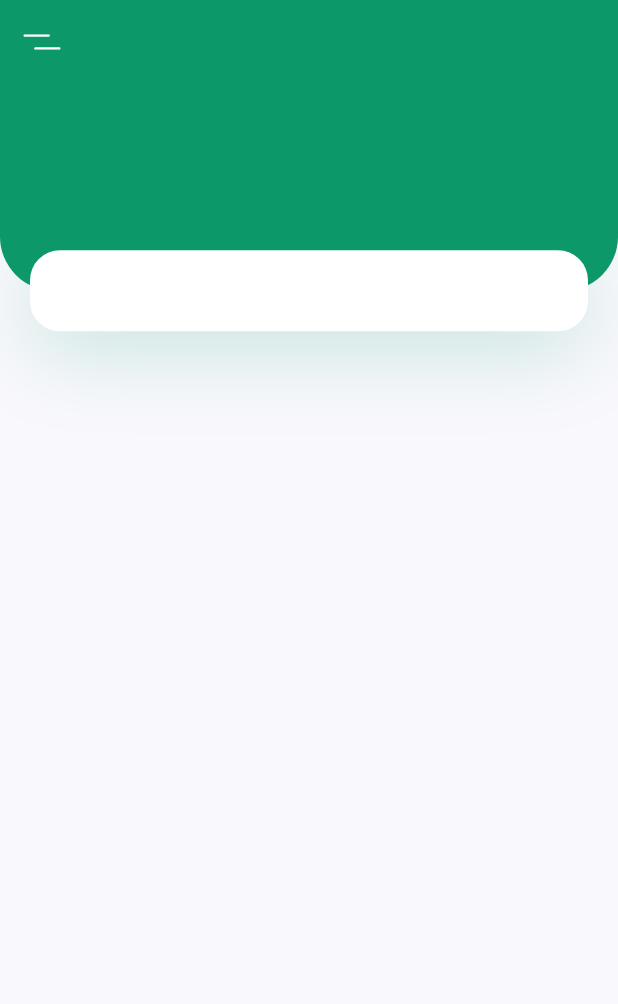
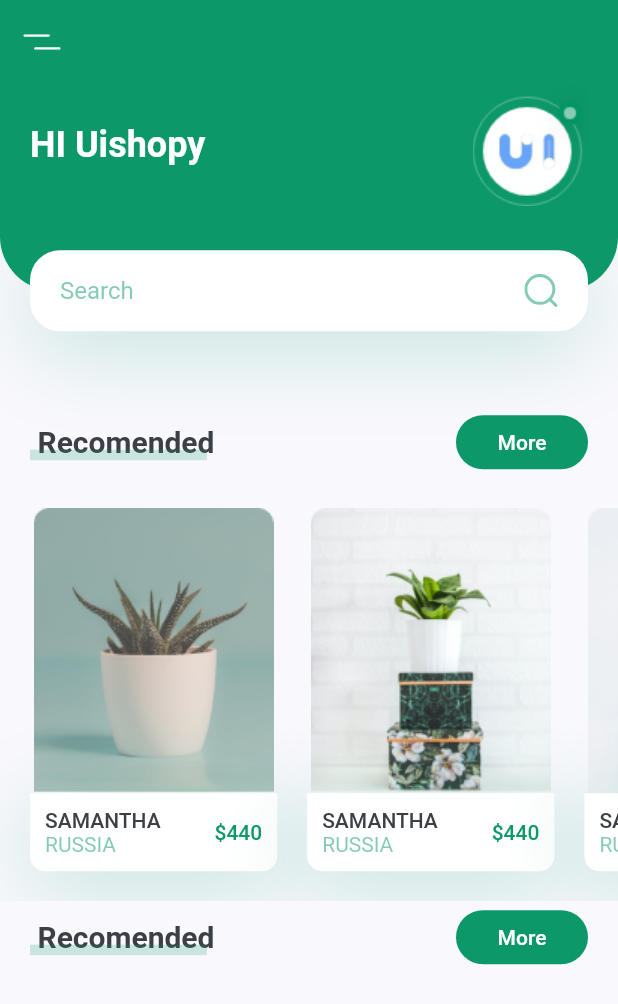
Before and after one commit to nguyencongchien1303/Flutter, a Flutter app: the screen it shows after launch, on a phone screen of 412 x 824 dp. Shown: the top 1004 px of the screen. Run offline on Flutter 3.47's test engine with Material 2 defaults, Android fonts, the phone set to English and light mode, and no system bars; our stand-ins replace flutter_svg.

Commit message:
push code

```diff
--- a/plant_app/lib/screens/home/components/body.dart
+++ b/plant_app/lib/screens/home/components/body.dart
@@ -1,5 +1,8 @@
 import 'package:flutter/material.dart';
 import 'package:plant_app/constant.dart';
+import 'header_with_searchbox.dart';
+import 'recomend_plants.dart';
+import 'title_with_more_btn.dart';
 
 class Body extends StatelessWidget {
   const Body({Key key}) : super(key: key);
@@ -7,40 +10,21 @@ class Body extends StatelessWidget {
   @override
   Widget build(BuildContext context) {
     Size size = MediaQuery.of(context).size;
-    return Column(
-      children: [
-        Container(
-            height: size.height * 0.2,
-            child: Stack(
-              children: [
-                Container(
-                  height: size.height * 0.2 - 27,
-                  decoration: BoxDecoration(
-                      color: kPrimaryColor,
-                      borderRadius: BorderRadius.only(
-                          bottomLeft: Radius.circular(36),
-                          bottomRight: Radius.circular(36))),
-                ),
-                Positioned(
-                    bottom: 0,
-                    left: 0,
-                    right: 0,
-                    child: Container(
-                      margin: EdgeInsets.symmetric(horizontal: kDefaultPadding),
-                      height: 54,
-                      decoration: BoxDecoration(
-                          color: Colors.white,
-                          borderRadius: BorderRadius.circular(20),
-                          boxShadow: [
-                            BoxShadow(
-                                offset: Offset(0, 10),
-                                blurRadius: 50,
-                                color: kPrimaryColor.withOpacity(0.23))
-                          ]),
-                    ))
-              ],
-            )),
-      ],
+    return SingleChildScrollView(
+      child: Column(
+        children: [
+          HeaderWithSearchBox(size: size),
+          TitleWithMoreBtn(
+            text: "Recomended",
+            press: () {},
+          ),
+          RecomendsPlants(),
+          TitleWithMoreBtn(
+            text: "Recomended",
+            press: () {},
+          ),
+        ],
+      ),
     );
   }
 }
--- /dev/null
+++ b/plant_app/lib/screens/home/components/header_with_searchbox.dart
@@ -0,0 +1,80 @@
+import 'package:flutter/material.dart';
+import 'package:flutter_svg/svg.dart';
+
+import '../../../constant.dart';
+
+class HeaderWithSearchBox extends StatelessWidget {
+  const HeaderWithSearchBox({
+    Key key,
+    @required this.size,
+  }) : super(key: key);
+
+  final Size size;
+
+  @override
+  Widget build(BuildContext context) {
+    return Container(
+        margin: EdgeInsets.only(bottom: kDefaultPadding * 2.5),
+        height: size.height * 0.2,
+        child: Stack(
+          children: [
+            Container(
+              padding: EdgeInsets.only(
+                  right: kDefaultPadding,
+                  left: kDefaultPadding,
+                  bottom: 36 + kDefaultPadding),
+              height: size.height * 0.2 - 27,
+              decoration: BoxDecoration(
+                  color: kPrimaryColor,
+                  borderRadius: BorderRadius.only(
+                      bottomLeft: Radius.circular(36),
+                      bottomRight: Radius.circular(36))),
+              child: Row(
+                children: [
+                  Text(
+                    "HI Uishopy",
+                    style: Theme.of(context).textTheme.headline5.copyWith(
+                        color: Colors.white, fontWeight: FontWeight.bold),
+                  ),
+                  Spacer(),
+                  Image.asset("assets/images/logo.png")
+                ],
+              ),
+            ),
+            Positioned(
+                bottom: 0,
+                left: 0,
+                right: 0,
+                child: Container(
+                    alignment: Alignment.center,
+                    margin: EdgeInsets.symmetric(horizontal: kDefaultPadding),
+                    padding: EdgeInsets.symmetric(horizontal: kDefaultPadding),
+                    height: 54,
+                    decoration: BoxDecoration(
+                        color: Colors.white,
+                        borderRadius: BorderRadius.circular(20),
+                        boxShadow: [
+                          BoxShadow(
+                              offset: Offset(0, 10),
+                              blurRadius: 50,
+                              color: kPrimaryColor.withOpacity(0.23))
+                        ]),
+                    child: Row(
+                      children: [
+                        Expanded(
+                          child: TextField(
+                            decoration: InputDecoration(
+                                hintText: "Search",
+                                hintStyle: TextStyle(
+                                    color: kPrimaryColor.withOpacity(0.5)),
+                                enabledBorder: InputBorder.none,
+                                focusedBorder: InputBorder.none),
+                          ),
+                        ),
+                        SvgPicture.asset("assets/icons/search.svg")
+                      ],
+                    )))
+          ],
+        ));
+  }
+}
--- /dev/null
+++ b/plant_app/lib/screens/home/components/recomend_plants.dart
@@ -0,0 +1,103 @@
+import 'package:flutter/material.dart';
+
+import '../../../constant.dart';
+
+class RecomendsPlants extends StatelessWidget {
+  const RecomendsPlants({
+    Key key,
+  }) : super(key: key);
+
+  @override
+  Widget build(BuildContext context) {
+    return SingleChildScrollView(
+      scrollDirection: Axis.horizontal,
+      child: Row(
+        children: [
+          RecomendPlantCard(
+            image: "assets/images/image_1.png",
+            title: "Samantha",
+            country: "Russia",
+            price: 440,
+          ),
+          RecomendPlantCard(
+            image: "assets/images/image_2.png",
+            title: "Samantha",
+            country: "Russia",
+            price: 440,
+          ),
+          RecomendPlantCard(
+            image: "assets/images/image_3.png",
+            title: "Samantha",
+            country: "Russia",
+            price: 440,
+          ),
+        ],
+      ),
+    );
+  }
+}
+
+class RecomendPlantCard extends StatelessWidget {
+  final String image, title, country;
+  final int price;
+  final Function press;
+  const RecomendPlantCard({
+    Key key,
+    this.image,
+    this.title,
+    this.country,
+    this.price,
+    this.press,
+  }) : super(key: key);
+
+  @override
+  Widget build(BuildContext context) {
+    Size size = MediaQuery.of(context).size;
+    return Container(
+      margin: EdgeInsets.only(
+          left: kDefaultPadding, top: kDefaultPadding, bottom: kDefaultPadding),
+      width: size.width * 0.4,
+      child: Column(
+        children: [
+          Image.asset(image),
+          GestureDetector(
+            onTap: press,
+            child: Container(
+              padding: EdgeInsets.all((kDefaultPadding / 2)),
+              decoration: BoxDecoration(
+                  color: Colors.white,
+                  borderRadius: BorderRadius.only(
+                      bottomLeft: Radius.circular(10),
+                      bottomRight: Radius.circular(10)),
+                  boxShadow: [
+                    BoxShadow(
+                        offset: Offset(0, 10),
+                        blurRadius: 50,
+                        color: kPrimaryColor.withOpacity(0.23))
+                  ]),
+              child: Row(
+                children: [
+                  RichText(
+                      text: TextSpan(children: [
+                    TextSpan(
+                        text: "$title\n".toUpperCase(),
+                        style: Theme.of(context).textTheme.button),
+                    TextSpan(
+                        text: "$country".toUpperCase(),
+                        style: TextStyle(color: kPrimaryColor.withOpacity(0.5)))
+                  ])),
+                  Spacer(),
+                  Text('\$$price',
+                      style: Theme.of(context)
+                          .textTheme
+                          .button
+                          .copyWith(color: kPrimaryColor))
+                ],
+              ),
+            ),
+          )
+        ],
+      ),
+    );
+  }
+}
--- /dev/null
+++ b/plant_app/lib/screens/home/components/title_with_more_btn.dart
@@ -0,0 +1,67 @@
+import 'package:flutter/material.dart';
+
+import '../../../constant.dart';
+
+class TitleWithMoreBtn extends StatelessWidget {
+  final String text;
+  final Function press;
+  const TitleWithMoreBtn({
+    Key key,
+    this.text,
+    this.press,
+  }) : super(key: key);
+
+  @override
+  Widget build(BuildContext context) {
+    return Padding(
+      padding: const EdgeInsets.symmetric(horizontal: kDefaultPadding),
+      child: Row(
+        children: [
+          TitleWithCustomUnderline(text: text),
+          Spacer(),
+          // ignore: deprecated_member_use
+          FlatButton(
+              shape: RoundedRectangleBorder(
+                  borderRadius: BorderRadius.circular(20)),
+              color: kPrimaryColor,
+              onPressed: press,
+              child: Text("More", style: TextStyle(color: Colors.white)))
+        ],
+      ),
+    );
+  }
+}
+
+class TitleWithCustomUnderline extends StatelessWidget {
+  const TitleWithCustomUnderline({
+    Key key,
+    this.text,
+  }) : super(key: key);
+  final String text;
+  @override
+  Widget build(BuildContext context) {
+    return Container(
+      height: 24,
+      child: Stack(
+        children: [
+          Padding(
+            padding: const EdgeInsets.only(left: kDefaultPadding / 4),
+            child: Text(
+              text,
+              style: TextStyle(fontSize: 20, fontWeight: FontWeight.bold),
+            ),
+          ),
+          Positioned(
+              bottom: 0,
+              left: 0,
+              right: 0,
+              child: Container(
+                margin: EdgeInsets.only(right: kDefaultPadding / 4),
+                height: 7,
+                color: kPrimaryColor.withOpacity(0.2),
+              ))
+        ],
+      ),
+    );
+  }
+}
```
